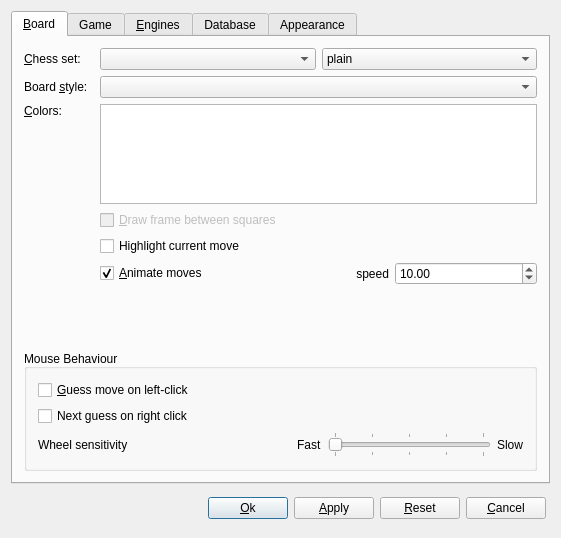
franzm/shatrabase, file src/gui/preferences.ui: the form before one commit.
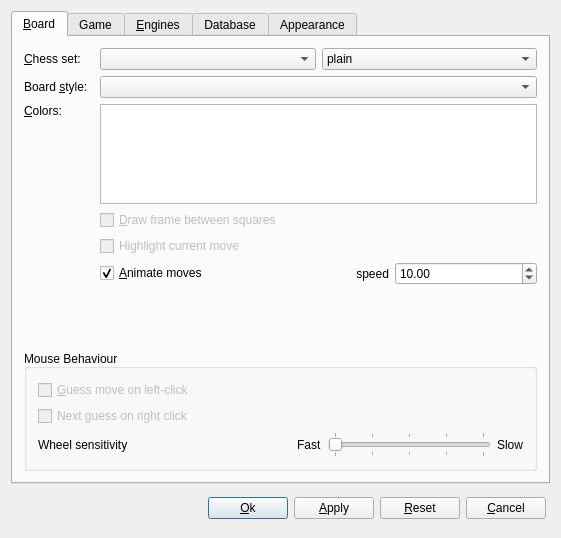
The form after the commit. Custom widgets are drawn as their Qt base class.

```diff
--- a/src/gui/preferences.ui
+++ b/src/gui/preferences.ui
@@ -50,6 +50,9 @@
           </property>
           <item>
            <widget class="QCheckBox" name="guessMoveCheck">
+            <property name="enabled">
+             <bool>false</bool>
+            </property>
             <property name="text">
              <string>&amp;Guess move on left-click</string>
             </property>
@@ -57,6 +60,9 @@
           </item>
           <item>
            <widget class="QCheckBox" name="guessNextMove">
+            <property name="enabled">
+             <bool>false</bool>
+            </property>
             <property name="text">
              <string>Next guess on right click</string>
             </property>
@@ -192,6 +198,9 @@
        </item>
        <item row="4" column="2">
         <widget class="QCheckBox" name="hilightCurrentMove">
+         <property name="enabled">
+          <bool>false</bool>
+         </property>
          <property name="text">
           <string>Highlight current move</string>
          </property>
```
